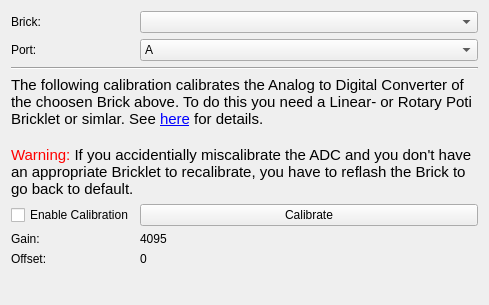
Qt form src/brickv/ui/advanced.ui (Tinkerforge/brickv) before a commit.
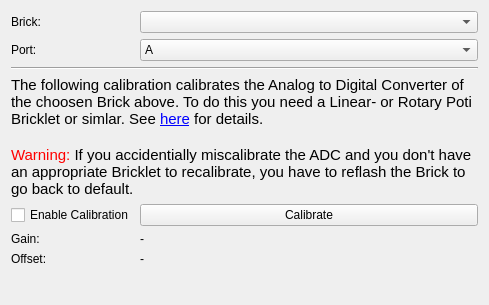
The same form after that commit.

Commit message:
Make tool windows permanent
And update devices combo boxes on the tool windows when the devices
change.

```diff
--- a/src/brickv/ui/advanced.ui
+++ b/src/brickv/ui/advanced.ui
@@ -108,7 +108,7 @@
    <item row="5" column="1">
     <widget class="QLabel" name="label_gain">
      <property name="text">
-      <string>4095</string>
+      <string>-</string>
      </property>
     </widget>
    </item>
@@ -122,7 +122,7 @@
    <item row="6" column="1">
     <widget class="QLabel" name="label_offset">
      <property name="text">
-      <string>0</string>
+      <string>-</string>
      </property>
     </widget>
    </item>
```
The commit also changes 4 other files.
